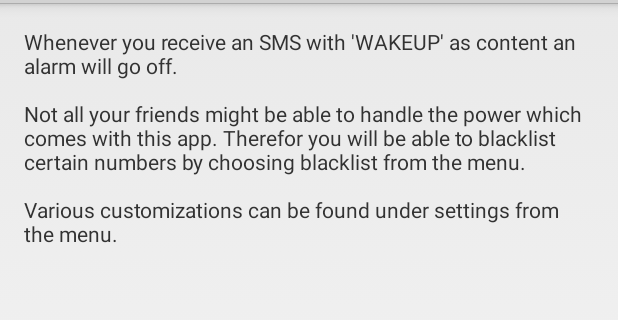
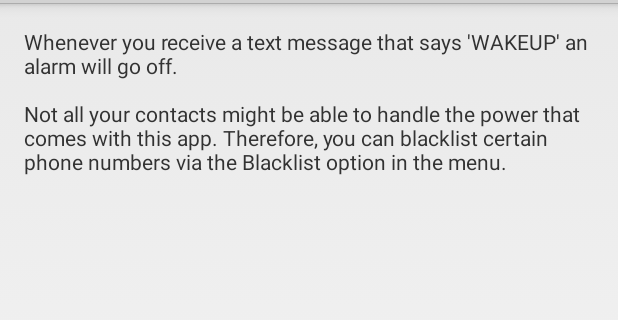
Before and after one commit to tonsV2/SMS-Wakeup, an Android app: the screen it shows after launch (MainActivity), on a phone screen of 412 x 824 dp, the part 69-389 px from its top. Run offline under Robolectric (Android 15) with nearby library versions, the light colour scheme and no system bars.

Commit message:
Fixed grammar. Thanks to Forest Ka.

```diff
--- a/SMSWakeUp/src/main/res/values/strings.xml
+++ b/SMSWakeUp/src/main/res/values/strings.xml
@@ -5,7 +5,8 @@
     <string name="action_settings">Settings</string>
     <string name="action_blacklist">Blacklist</string>
     <string name="action_add_contact">Add</string>
-    <string name="info">Whenever you receive an SMS with \'%s\' as content an alarm will go off.\n\nNot all your friends might be able to handle the power which comes with this app. Therefor you will be able to blacklist certain numbers by choosing blacklist from the menu.\n\nVarious customizations can be found under settings from the menu.</string>
+    <string name="info">Whenever you receive a text message that says \'%s\' an alarm will go off.\n\nNot all your contacts might be able to handle the power that comes with this app. Therefore, you can blacklist certain phone numbers via the Blacklist option in the menu.
+</string>
     <string name="blacklist_activity_title">Blacklist</string>
     <string name="preferences_activity_title">Settings</string>
     <string name="silence_toast">Shhh...</string>
```
